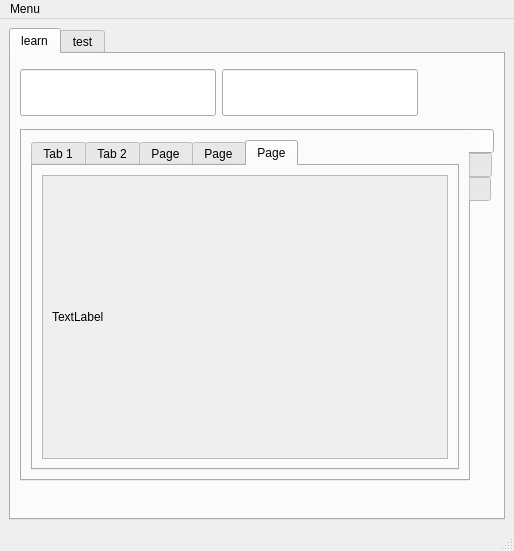
Qt form qt_gui/main_window.ui (zielaskowski/words) before a commit.
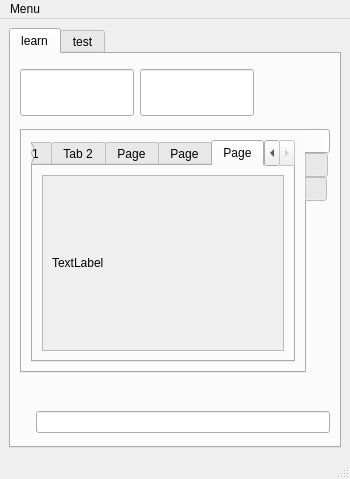
The same form after that commit. The open tabs and pages were chosen to show the change. Icons and pictures are not drawn.

Commit message: adding search option  Changes to be committed: 	modified:   TODO.txt 	modified:   gui.py 	modified:   modules.py 	deleted:    opt/RU_tagset_trans.txt 	modified:   opt/wiki_trans.txt 	modified:   qt_gui/convert.sh 	modified:   qt_gui/main_window.py 	modified:   qt_gui/main_window.ui 	modified:   qt_gui/resources.qrc 	modified:   qt_gui/resources_rc.py 	modified:   testing/testing.html 	modified:   testing/wiki.py 	modified:   testing/wiki2.py

```diff
--- a/qt_gui/main_window.ui
+++ b/qt_gui/main_window.ui
@@ -6,8 +6,8 @@
    <rect>
     <x>0</x>
     <y>0</y>
-    <width>514</width>
-    <height>551</height>
+    <width>350</width>
+    <height>479</height>
    </rect>
   </property>
   <property name="windowTitle">
@@ -26,8 +26,8 @@
      <height>0</height>
     </size>
    </property>
-   <layout class="QVBoxLayout" name="verticalLayout_2">
-    <item>
+   <layout class="QGridLayout" name="gridLayout">
+    <item row="0" column="0">
      <widget class="QTabWidget" name="tabWidget">
       <property name="sizePolicy">
        <sizepolicy hsizetype="Expanding" vsizetype="Expanding">
@@ -51,7 +51,9 @@
        <attribute name="title">
         <string>learn</string>
        </attribute>
-       <layout class="QVBoxLayout" name="verticalLayout">
+       <layout class="QHBoxLayout" name="horizontalLayout_11">
+        <item>
+         <layout class="QVBoxLayout" name="verticalLayout_2">
         <item>
          <layout class="QHBoxLayout" name="horizontalLayout">
           <item>
@@ -156,6 +158,12 @@
          <layout class="QHBoxLayout" name="horizontalLayout_4">
           <item>
            <widget class="QTabWidget" name="tabWidget_desc">
+              <property name="minimumSize">
+               <size>
+                <width>0</width>
+                <height>200</height>
+               </size>
+              </property>
             <property name="tabPosition">
              <enum>QTabWidget::East</enum>
             </property>
@@ -380,8 +388,8 @@
                       <rect>
                        <x>0</x>
                        <y>0</y>
-                       <width>371</width>
-                       <height>244</height>
+                         <width>205</width>
+                         <height>130</height>
                       </rect>
                      </property>
                      <property name="sizePolicy">
@@ -912,11 +920,17 @@
           <item>
            <widget class="QPushButton" name="btn_add">
             <property name="sizePolicy">
-             <sizepolicy hsizetype="Expanding" vsizetype="Fixed">
+               <sizepolicy hsizetype="Maximum" vsizetype="Fixed">
               <horstretch>0</horstretch>
               <verstretch>0</verstretch>
              </sizepolicy>
             </property>
+              <property name="minimumSize">
+               <size>
+                <width>10</width>
+                <height>0</height>
+               </size>
+              </property>
             <property name="text">
              <string/>
             </property>
@@ -935,11 +949,17 @@
           <item>
            <widget class="QPushButton" name="btn_del">
             <property name="sizePolicy">
-             <sizepolicy hsizetype="Expanding" vsizetype="Fixed">
+               <sizepolicy hsizetype="Maximum" vsizetype="Fixed">
               <horstretch>0</horstretch>
               <verstretch>0</verstretch>
              </sizepolicy>
             </property>
+              <property name="minimumSize">
+               <size>
+                <width>10</width>
+                <height>0</height>
+               </size>
+              </property>
             <property name="text">
              <string/>
             </property>
@@ -955,14 +975,14 @@
           <item>
            <widget class="QPushButton" name="btn_previous">
             <property name="sizePolicy">
-             <sizepolicy hsizetype="Expanding" vsizetype="Fixed">
+               <sizepolicy hsizetype="Maximum" vsizetype="Fixed">
               <horstretch>0</horstretch>
               <verstretch>0</verstretch>
              </sizepolicy>
             </property>
             <property name="minimumSize">
              <size>
-              <width>80</width>
+                <width>10</width>
               <height>0</height>
              </size>
             </property>
@@ -981,14 +1001,14 @@
           <item>
            <widget class="QPushButton" name="btn_rand">
             <property name="sizePolicy">
-             <sizepolicy hsizetype="Expanding" vsizetype="Fixed">
+               <sizepolicy hsizetype="Maximum" vsizetype="Fixed">
               <horstretch>0</horstretch>
               <verstretch>0</verstretch>
              </sizepolicy>
             </property>
             <property name="minimumSize">
              <size>
-              <width>80</width>
+                <width>10</width>
               <height>0</height>
              </size>
             </property>
@@ -1016,14 +1036,14 @@
           <item>
            <widget class="QPushButton" name="btn_next">
             <property name="sizePolicy">
-             <sizepolicy hsizetype="Expanding" vsizetype="Fixed">
+               <sizepolicy hsizetype="Maximum" vsizetype="Fixed">
               <horstretch>0</horstretch>
               <verstretch>0</verstretch>
              </sizepolicy>
             </property>
             <property name="minimumSize">
              <size>
-              <width>80</width>
+                <width>10</width>
               <height>0</height>
              </size>
             </property>
@@ -1041,6 +1061,53 @@
           </item>
          </layout>
         </item>
+          <item>
+           <layout class="QHBoxLayout" name="horizontalLayout_10">
+            <item>
+             <widget class="QLabel" name="label">
+              <property name="sizePolicy">
+               <sizepolicy hsizetype="Fixed" vsizetype="Fixed">
+                <horstretch>0</horstretch>
+                <verstretch>0</verstretch>
+               </sizepolicy>
+              </property>
+              <property name="minimumSize">
+               <size>
+                <width>10</width>
+                <height>30</height>
+               </size>
+              </property>
+              <property name="maximumSize">
+               <size>
+                <width>30</width>
+                <height>16777215</height>
+               </size>
+              </property>
+              <property name="text">
+               <string/>
+              </property>
+              <property name="pixmap">
+               <pixmap resource="resources.qrc">:/resources/resources/search.jpeg</pixmap>
+              </property>
+              <property name="scaledContents">
+               <bool>true</bool>
+              </property>
+             </widget>
+            </item>
+            <item>
+             <widget class="QLineEdit" name="search">
+              <property name="sizePolicy">
+               <sizepolicy hsizetype="MinimumExpanding" vsizetype="Maximum">
+                <horstretch>0</horstretch>
+                <verstretch>0</verstretch>
+               </sizepolicy>
+              </property>
+             </widget>
+            </item>
+           </layout>
+          </item>
+         </layout>
+        </item>
        </layout>
       </widget>
       <widget class="QWidget" name="test">
@@ -1057,7 +1124,7 @@
     <rect>
      <x>0</x>
      <y>0</y>
-     <width>514</width>
+     <width>350</width>
      <height>30</height>
     </rect>
    </property>
```
Left out of the diff: 57 changed lines with no effect on the pictures. Lines whose indentation alone changed are shown as unchanged. The commit also changes 12 other files.
